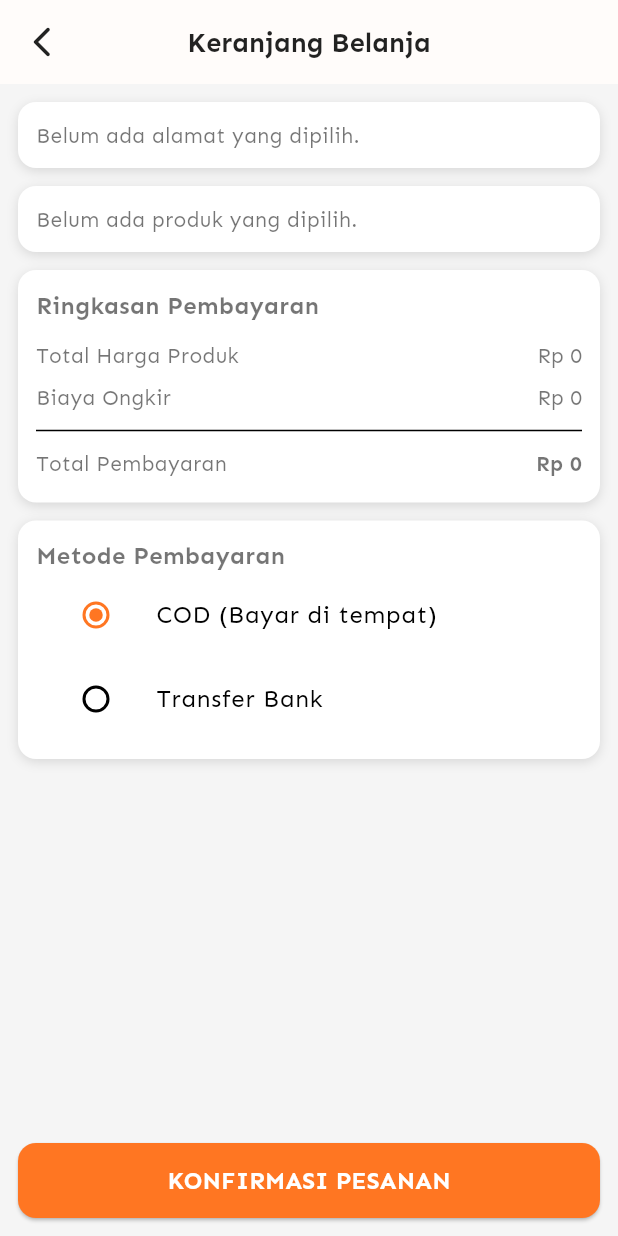
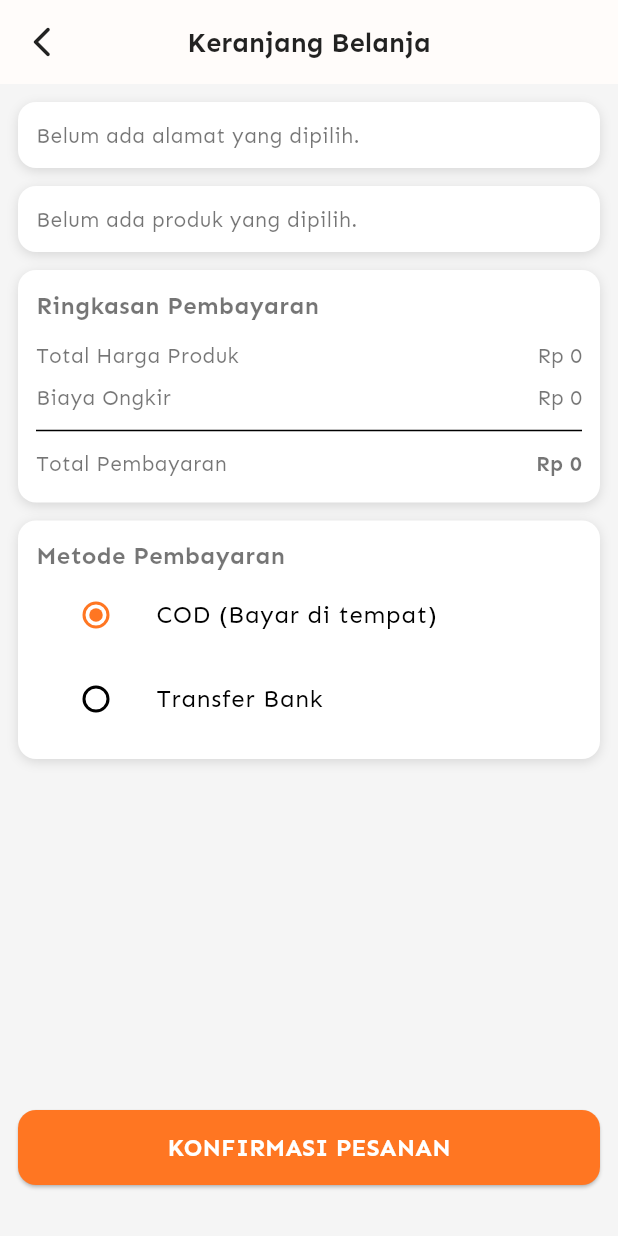
Before and after one commit to zaen-dotcom/golapak2, a Flutter app: the CreateOrderScreen screen opened directly, on a phone screen of 412 x 824 dp. Run offline on Flutter 3.47's test engine with Material 3 defaults, Android fonts, the phone set to English and light mode, and no system bars; our stand-ins replace cached_network_image, font_awesome_flutter, shared_preferences, shimmer; accounts and stored records are empty; network calls fail.

```diff
--- a/lib/screens/create_order.dart
+++ b/lib/screens/create_order.dart
@@ -271,13 +271,12 @@ class _CreateOrderScreenState extends State<CreateOrderScreen> {
 
       /// Tombol
       bottomNavigationBar: Padding(
-        padding: const EdgeInsets.all(12.0),
+        padding: const EdgeInsets.fromLTRB(12, 12, 12, 34),
         child: CustomButton(
           text: 'KONFIRMASI PESANAN',
           onPressed: () {
             // logika nanti
           },
-
           isLoading: false,
         ),
       ),
```
